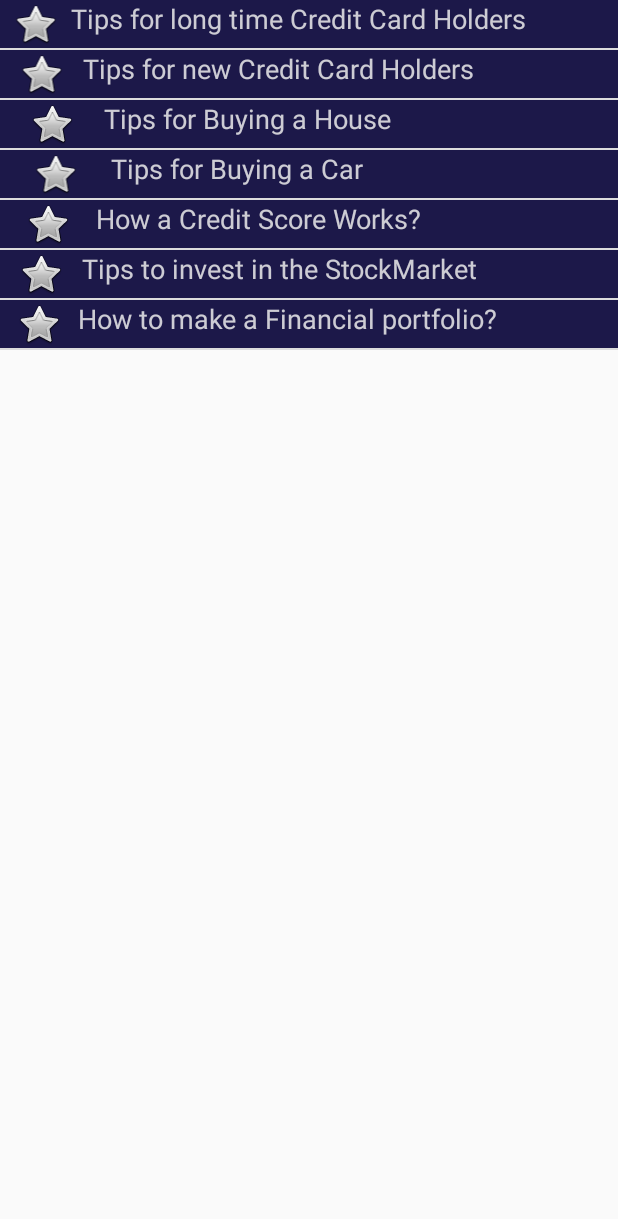
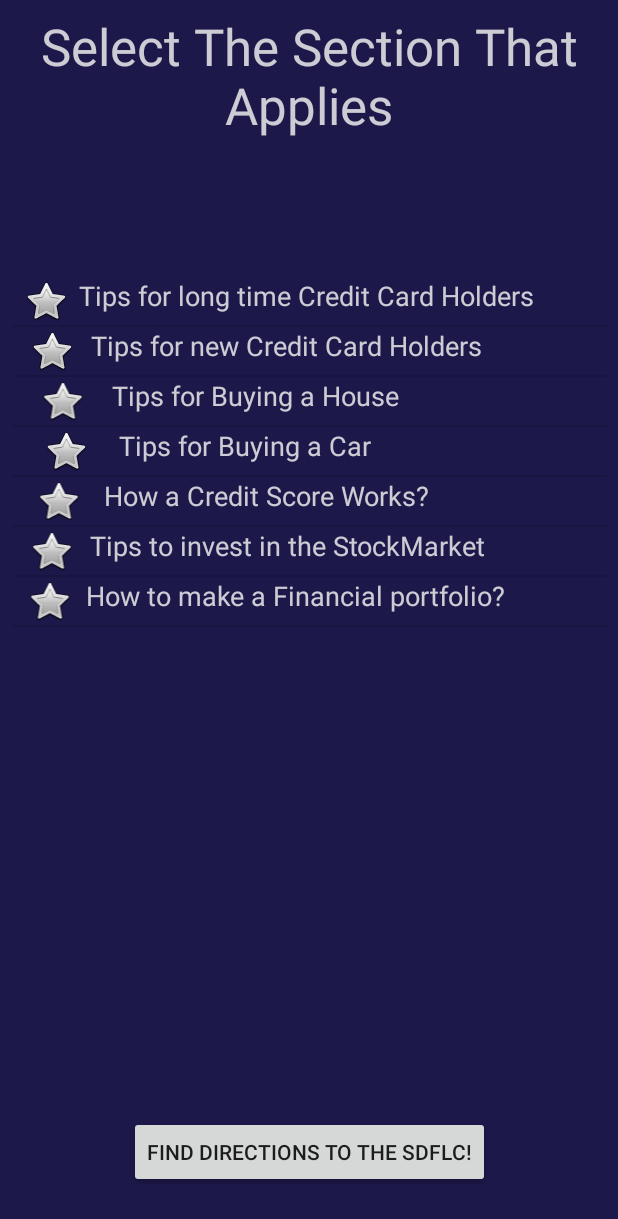
Before and after one commit to KK10127/BudgetBird, an Android app: the FinancialTipsActivity screen opened directly, with no data from a screen before it, on a phone screen of 412 x 824 dp. Shown: the top 1219 px of the screen. Run offline under Robolectric (Android 15) with nearby library versions, the light colour scheme and no system bars.

Commit message:
added google maps, fixes to FinancialTips

```diff
--- a/app/build.gradle
+++ b/app/build.gradle
@@ -26,8 +26,7 @@ dependencies {
     implementation 'com.android.support.constraint:constraint-layout:1.1.3'
     implementation 'com.github.lecho:hellocharts-library:1.5.8@aar'
     implementation 'com.android.support:support-v4:28.0.0'
-    implementation 'com.google.firebase:firebase-auth:17.0.0'
-    implementation 'com.google.firebase:firebase-core:16.0.9'
+    implementation 'com.google.android.gms:play-services-maps:16.1.0'
     testImplementation 'junit:junit:4.12'
     androidTestImplementation 'com.android.support.test:runner:1.0.2'
     androidTestImplementation 'com.android.support.test.espresso:espresso-core:3.0.2'
--- a/app/src/main/java/edu/miracosta/financialassistant/FinancialTipsActivity.java
+++ b/app/src/main/java/edu/miracosta/financialassistant/FinancialTipsActivity.java
@@ -2,10 +2,9 @@ package edu.miracosta.financialassistant;
 
 import android.app.ListActivity;
 import android.content.Intent;
+import android.os.Bundle;
 import android.support.v7.app.AppCompatActivity;
-import android.os.Bundle;
 import android.view.View;
-import android.widget.ListAdapter;
 import android.widget.ListView;
 
 import java.util.ArrayList;
@@ -23,7 +22,7 @@ import edu.miracosta.financialassistant.model.Account;
 //import edu.miracosta.financialassistant.CreditCard.NewCreditCardUser;
 
 
-public class FinancialTipsActivity extends ListActivity {
+public class FinancialTipsActivity extends AppCompatActivity {
     private ListView mListView;
     private List<String> mStringList;
     private FinancialTipsListAdapter mListAdapter;
@@ -38,7 +37,7 @@ public class FinancialTipsActivity extends ListActivity {
     protected void onCreate(Bundle savedInstanceState)
     {
         super.onCreate(savedInstanceState);
-        //setContentView(R.layout.activity_financial_tips);
+        setContentView(R.layout.activity_financial_tips);
 
         mStringList = new ArrayList<>();
 
@@ -50,9 +49,9 @@ public class FinancialTipsActivity extends ListActivity {
         mStringList.add("Tips to invest in the StockMarket");//index=5
         mStringList.add("How to make a Financial portfolio?");//index=6
 
-        mListView = findViewById(R.id.financeListView);
+        mListView = findViewById(R.id.list);
         mListAdapter = new FinancialTipsListAdapter(this, R.layout.activity_financial_tips_list_adapter, mStringList);
-        setListAdapter(mListAdapter);
+        mListView.setAdapter(mListAdapter);
 
         //Dont change this. This works so you can receive the account info
         mIntent = getIntent();
@@ -67,6 +66,7 @@ public class FinancialTipsActivity extends ListActivity {
      * @param position this is used to find what item was selected in the listView
      * @param id this is used to find the id of the item selected.
      */
+    /**
     @Override
     protected void onListItemClick(ListView l, View v, int position, long id)
     {
@@ -111,4 +111,9 @@ public class FinancialTipsActivity extends ListActivity {
             startActivity(intent);
         }
     }
+        **/
+    public void goToMap(View v){
+        Intent intent = new Intent(this, MapActivity.class);
+        startActivity(intent);
+    }
 }
--- a/app/src/main/java/edu/miracosta/financialassistant/MainActivity.java
+++ b/app/src/main/java/edu/miracosta/financialassistant/MainActivity.java
@@ -17,10 +17,6 @@ import android.widget.Toast;
 
 import com.google.android.gms.tasks.OnCompleteListener;
 import com.google.android.gms.tasks.Task;
-import com.google.firebase.FirebaseApp;
-import com.google.firebase.auth.AuthResult;
-import com.google.firebase.auth.FirebaseAuth;
-import com.google.firebase.auth.FirebaseUser;
 
 import java.util.ArrayList;
 import java.util.List;
--- a/app/src/main/res/layout/activity_financial_tips.xml
+++ b/app/src/main/res/layout/activity_financial_tips.xml
@@ -7,30 +7,22 @@
     android:background="@color/colorPrimaryDark"
     tools:context=".FinancialTipsActivity">
 
-    <LinearLayout
-        android:id="@+id/linearLayout"
+    <TextView
+        android:id="@+id/textView"
         android:layout_width="match_parent"
-        android:layout_height="match_parent"
+        android:layout_height="112dp"
+        android:layout_marginStart="8dp"
+        android:layout_marginTop="8dp"
+        android:layout_marginEnd="8dp"
+        android:layout_weight="1"
         android:background="@color/colorPrimaryDark"
-        android:orientation="vertical">
-
-        <TextView
-            android:id="@+id/textView"
-            android:layout_width="match_parent"
-            android:layout_height="wrap_content"
-            android:background="@color/colorPrimaryDark"
-            android:text="@string/select"
-            android:textAlignment="center"
-            android:textColor="@color/lighterGray"
-            android:textSize="34sp" />
-
-        <ListView
-            android:id="@+id/financeListView"
-            android:layout_width="match_parent"
-            android:layout_height="wrap_content"
-            android:background="@color/colorPrimary" />
-
-    </LinearLayout>
+        android:text="@string/select"
+        android:textAlignment="center"
+        android:textColor="@color/lighterGray"
+        android:textSize="34sp"
+        app:layout_constraintEnd_toEndOf="parent"
+        app:layout_constraintStart_toStartOf="parent"
+        app:layout_constraintTop_toTopOf="parent" />
 
     <Button
         android:id="@+id/button"
@@ -38,9 +30,25 @@
         android:layout_height="wrap_content"
         android:layout_marginStart="8dp"
         android:layout_marginEnd="8dp"
-        android:layout_marginBottom="132dp"
+        android:layout_marginBottom="32dp"
+        android:layout_weight="1"
+        android:onClick="goToMap"
         android:text="@string/sdflc"
         app:layout_constraintBottom_toBottomOf="parent"
         app:layout_constraintEnd_toEndOf="parent"
         app:layout_constraintStart_toStartOf="parent" />
+
+    <ListView
+        android:id="@+id/list"
+        android:layout_width="395dp"
+        android:layout_height="495dp"
+        android:layout_marginStart="8dp"
+        android:layout_marginTop="8dp"
+        android:layout_marginEnd="8dp"
+        android:layout_marginBottom="8dp"
+        app:layout_constraintBottom_toTopOf="@+id/button"
+        app:layout_constraintEnd_toEndOf="parent"
+        app:layout_constraintStart_toStartOf="parent"
+        app:layout_constraintTop_toBottomOf="@+id/textView" />
+
 </android.support.constraint.ConstraintLayout>
--- /dev/null
+++ b/app/src/main/res/values/google_maps_api.xml
@@ -0,0 +1,6 @@
+<?xml version="1.0" encoding="utf-8"?>
+<resources>
+        <string name="google_maps_key" templateMergeStrategy="preserve" translatable="false">
+        AIzaSyCjonLKizt856cgQiN_Zea6FByQ-IbyU5s
+    </string>
+</resources>
```
Also changed, not shown: app/src/main/AndroidManifest.xml (+11 -5 lines), app/src/main/java/edu/miracosta/financialassistant/MapActivity.java (added, +51 -0 lines), app/src/main/res/layout/activity_map.xml (added, +20 -0 lines).
